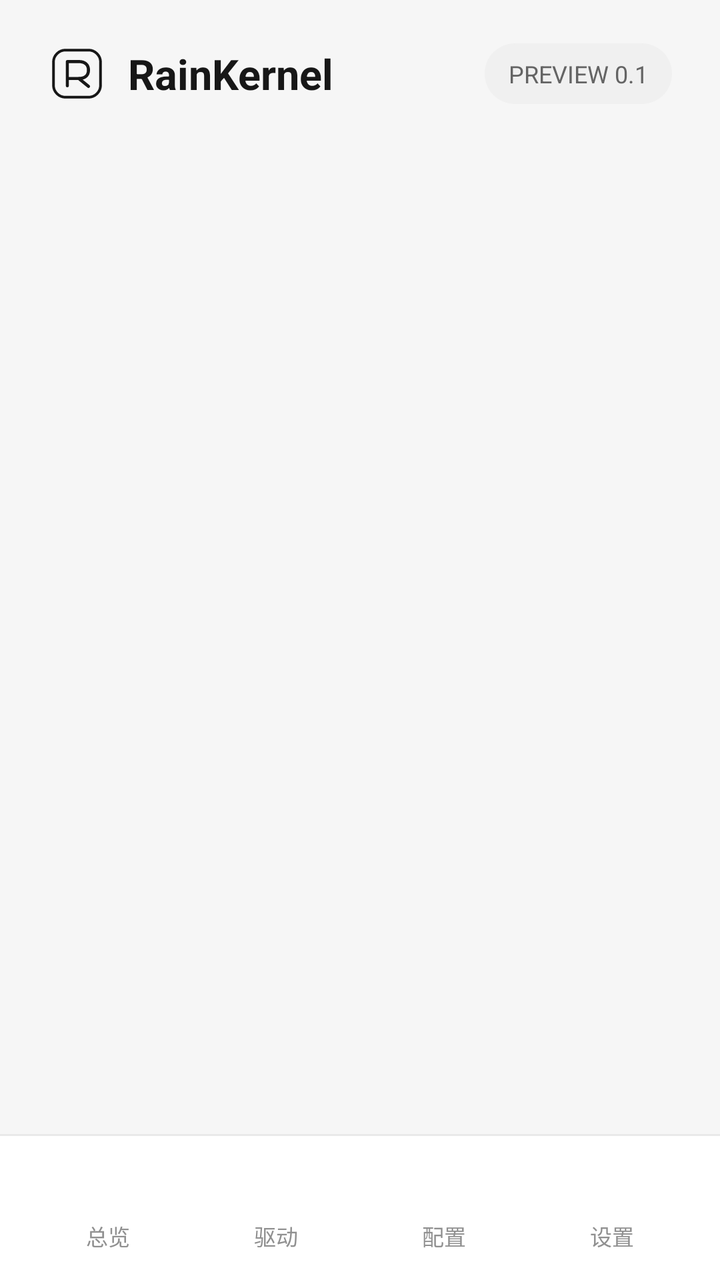
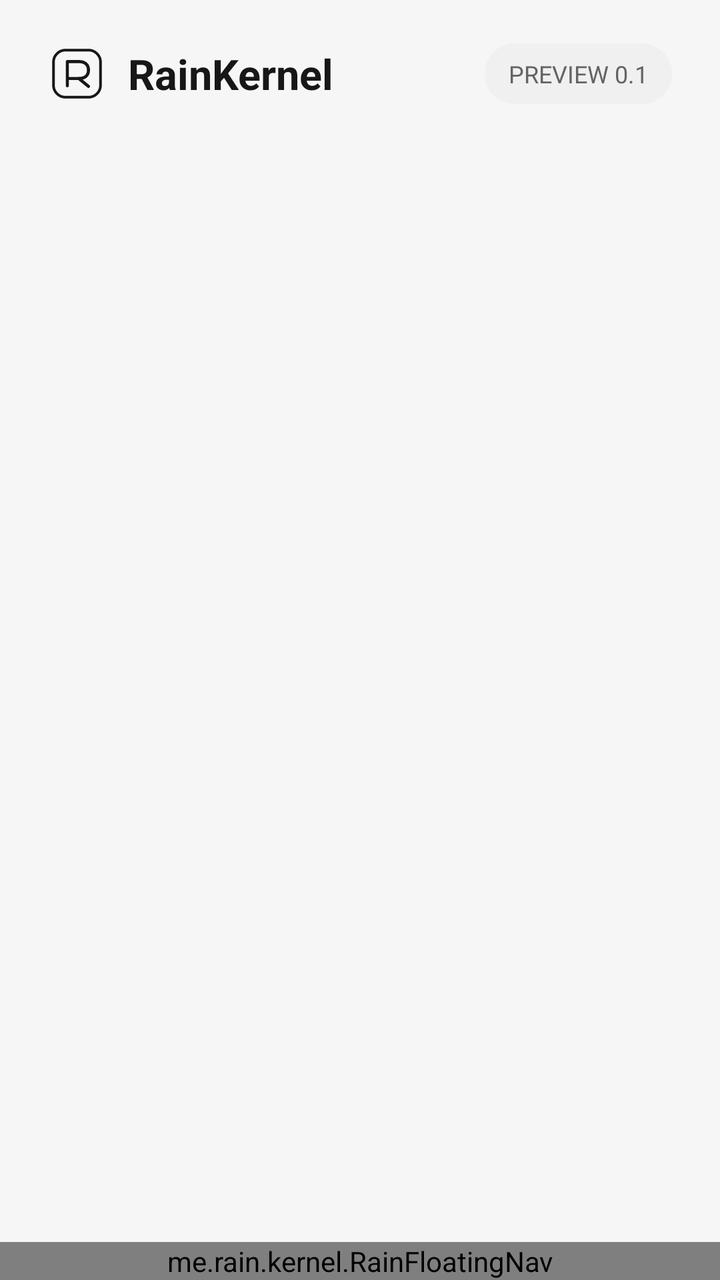

Before-and-after screenshots of an Android layout around one commit, followed by the original layout XML and the change that was made.
<!-- AndroidManifest.xml: activity theme Theme.RainKernel.MiuiX -->
<!-- res/layout/activity_home.xml -->
<?xml version="1.0" encoding="utf-8"?>
<LinearLayout xmlns:android="http://schemas.android.com/apk/res/android"
    android:id="@+id/home_root"
    android:layout_width="match_parent"
    android:layout_height="match_parent"
    android:orientation="vertical"
    android:background="@color/page_background">

    <LinearLayout
        android:layout_width="match_parent"
        android:layout_height="74dp"
        android:gravity="center_vertical"
        android:paddingStart="24dp"
        android:paddingEnd="24dp"
        android:orientation="horizontal">
        <ImageView
            android:layout_width="29dp"
            android:layout_height="29dp"
            android:src="@drawable/rainkernel_logo"
            android:tint="@color/text_primary"
            android:contentDescription="@null" />
        <TextView
            android:layout_width="0dp"
            android:layout_height="wrap_content"
            android:layout_weight="1"
            android:layout_marginStart="11dp"
            android:text="@string/app_name"
            android:textColor="@color/text_primary"
            android:textStyle="bold"
            android:textSize="21sp" />
        <TextView
            android:layout_width="wrap_content"
            android:layout_height="wrap_content"
            android:background="@drawable/bg_chip"
            android:paddingStart="12dp"
            android:paddingEnd="12dp"
            android:paddingTop="7dp"
            android:paddingBottom="7dp"
            android:text="@string/version_label"
            android:textColor="@color/text_secondary"
            android:textSize="12sp" />
    </LinearLayout>

    <FrameLayout
        android:id="@+id/content_host"
        android:layout_width="match_parent"
        android:layout_height="0dp"
        android:layout_weight="1" />

    <View android:layout_width="match_parent" android:layout_height="1dp" android:background="@color/line_color" />

    <LinearLayout
        android:layout_width="match_parent"
        android:layout_height="72dp"
        android:paddingStart="12dp"
        android:paddingEnd="12dp"
        android:gravity="center"
        android:orientation="horizontal"
        android:background="@color/card_background">
        <LinearLayout android:id="@+id/tab_overview" style="@style/RK_NavItem">
            <ImageView android:id="@+id/icon_overview" style="@style/RK_NavIcon" android:src="@drawable/ic_overview" />
            <TextView android:id="@+id/label_overview" style="@style/RK_NavLabel" android:text="@string/tab_overview" />
        </LinearLayout>
        <LinearLayout android:id="@+id/tab_drivers" style="@style/RK_NavItem">
            <ImageView android:id="@+id/icon_drivers" style="@style/RK_NavIcon" android:src="@drawable/ic_drivers" />
            <TextView android:id="@+id/label_drivers" style="@style/RK_NavLabel" android:text="@string/tab_drivers" />
        </LinearLayout>
        <LinearLayout android:id="@+id/tab_profiles" style="@style/RK_NavItem">
            <ImageView android:id="@+id/icon_profiles" style="@style/RK_NavIcon" android:src="@drawable/ic_profiles" />
            <TextView android:id="@+id/label_profiles" style="@style/RK_NavLabel" android:text="@string/tab_profiles" />
        </LinearLayout>
        <LinearLayout android:id="@+id/tab_settings" style="@style/RK_NavItem">
            <ImageView android:id="@+id/icon_settings" style="@style/RK_NavIcon" android:src="@drawable/ic_settings" />
            <TextView android:id="@+id/label_settings" style="@style/RK_NavLabel" android:text="@string/tab_settings" />
        </LinearLayout>
    </LinearLayout>
</LinearLayout>
<!-- resources referenced by this layout -->
<resources>
  <color name="card_background">#FFFFFFFF</color>
  <color name="line_color">#E9E9E9</color>
  <color name="page_background">#F6F6F6</color>
  <color name="text_primary">#171717</color>
  <color name="text_secondary">#646464</color>
  <!-- drawable bg_chip (drawable) -->
  <shape xmlns:android="http://schemas.android.com/apk/res/android">
      <solid android:color="@color/chip_background" />
      <corners android:radius="99dp" />
  </shape>
  <!-- drawable ic_drivers (drawable) -->
  <vector xmlns:android="http://schemas.android.com/apk/res/android" android:width="24dp" android:height="24dp" android:viewportWidth="24" android:viewportHeight="24">
      <path android:strokeColor="#FFFFFFFF" android:strokeWidth="1.8" android:strokeLineCap="round" android:strokeLineJoin="round" android:fillColor="@android:color/transparent" android:pathData="M4,6 L12,2 L20,6 L12,10 Z M4,12 L12,16 L20,12 M4,18 L12,22 L20,18" />
  </vector>
  <!-- drawable ic_overview (drawable) -->
  <vector xmlns:android="http://schemas.android.com/apk/res/android" android:width="24dp" android:height="24dp" android:viewportWidth="24" android:viewportHeight="24">
      <path android:strokeColor="#FFFFFFFF" android:strokeWidth="1.8" android:strokeLineCap="round" android:strokeLineJoin="round" android:fillColor="@android:color/transparent" android:pathData="M3,10.5 L12,3 L21,10.5 L21,20 L14.5,20 L14.5,14 L9.5,14 L9.5,20 L3,20 Z" />
  </vector>
  <!-- drawable ic_profiles (drawable) -->
  <vector xmlns:android="http://schemas.android.com/apk/res/android" android:width="24dp" android:height="24dp" android:viewportWidth="24" android:viewportHeight="24">
      <path android:strokeColor="#FFFFFFFF" android:strokeWidth="1.8" android:strokeLineCap="round" android:fillColor="@android:color/transparent" android:pathData="M4,7 L20,7 M4,12 L20,12 M4,17 L20,17 M9,4 L9,10 M15,9 L15,15 M9,14 L9,20" />
  </vector>
  <!-- drawable ic_settings (drawable) -->
  <vector xmlns:android="http://schemas.android.com/apk/res/android" android:width="24dp" android:height="24dp" android:viewportWidth="24" android:viewportHeight="24">
      <path android:strokeColor="#FFFFFFFF" android:strokeWidth="1.8" android:strokeLineCap="round" android:strokeLineJoin="round" android:fillColor="@android:color/transparent" android:pathData="M12,3 A9,9 0,1 1,12 21 A9,9 0,1 1,12 3 M12,9 A3,3 0,1 1,12 15 A3,3 0,1 1,12 9" />
  </vector>
  <string name="app_name">RainKernel</string>
  <string name="tab_drivers">驱动</string>
  <string name="tab_overview">总览</string>
  <string name="tab_profiles">配置</string>
  <string name="tab_settings">设置</string>
  <string name="version_label">PREVIEW 0.1</string>
  <style name="RK_NavIcon">
          <item name="android:layout_width">23dp</item>
          <item name="android:layout_height">23dp</item>
          <item name="android:contentDescription">@null</item>
      </style>
  <style name="RK_NavItem">
          <item name="android:layout_width">0dp</item>
          <item name="android:layout_height">match_parent</item>
          <item name="android:layout_weight">1</item>
          <item name="android:orientation">vertical</item>
          <item name="android:gravity">center</item>
          <item name="android:clickable">true</item>
          <item name="android:focusable">true</item>
      </style>
  <style name="RK_NavLabel">
          <item name="android:layout_width">wrap_content</item>
          <item name="android:layout_height">wrap_content</item>
          <item name="android:layout_marginTop">5dp</item>
          <item name="android:textSize">11sp</item>
          <item name="android:textColor">@color/text_tertiary</item>
      </style>
  <color name="chip_background">#F0F0F0</color>
  <color name="text_tertiary">#909090</color>
  <!-- unchanged entries left out for length: 2 -->
</resources>

<!-- the commit's change to res/layout/activity_home.xml (unified diff, before → after) -->
@@ -1,77 +1,63 @@
 <?xml version="1.0" encoding="utf-8"?>
-<LinearLayout xmlns:android="http://schemas.android.com/apk/res/android"
+<FrameLayout xmlns:android="http://schemas.android.com/apk/res/android"
     android:id="@+id/home_root"
     android:layout_width="match_parent"
     android:layout_height="match_parent"
-    android:orientation="vertical"
-    android:background="@color/page_background">
+    android:background="@color/page_background"
+    android:clipChildren="false"
+    android:clipToPadding="false">
 
     <LinearLayout
         android:layout_width="match_parent"
-        android:layout_height="74dp"
-        android:gravity="center_vertical"
-        android:paddingStart="24dp"
-        android:paddingEnd="24dp"
-        android:orientation="horizontal">
-        <ImageView
-            android:layout_width="29dp"
-            android:layout_height="29dp"
-            android:src="@drawable/rainkernel_logo"
-            android:tint="@color/text_primary"
-            android:contentDescription="@null" />
-        <TextView
-            android:layout_width="0dp"
-            android:layout_height="wrap_content"
-            android:layout_weight="1"
-            android:layout_marginStart="11dp"
-            android:text="@string/app_name"
-            android:textColor="@color/text_primary"
-            android:textStyle="bold"
-            android:textSize="21sp" />
-        <TextView
-            android:layout_width="wrap_content"
-            android:layout_height="wrap_content"
-            android:background="@drawable/bg_chip"
-            android:paddingStart="12dp"
-            android:paddingEnd="12dp"
-            android:paddingTop="7dp"
-            android:paddingBottom="7dp"
-            android:text="@string/version_label"
-            android:textColor="@color/text_secondary"
-            android:textSize="12sp" />
+        android:layout_height="match_parent"
+        android:orientation="vertical">
+
+        <LinearLayout
+            android:layout_width="match_parent"
+            android:layout_height="74dp"
+            android:gravity="center_vertical"
+            android:paddingStart="24dp"
+            android:paddingEnd="24dp"
+            android:orientation="horizontal">
+            <ImageView
+                android:layout_width="29dp"
+                android:layout_height="29dp"
+                android:src="@drawable/rainkernel_logo"
+                android:tint="@color/text_primary"
+                android:contentDescription="@null" />
+            <TextView
+                android:layout_width="0dp"
+                android:layout_height="wrap_content"
+                android:layout_weight="1"
+                android:layout_marginStart="11dp"
+                android:text="@string/app_name"
+                android:textColor="@color/text_primary"
+                android:textStyle="bold"
+                android:textSize="21sp" />
+            <TextView
+                android:layout_width="wrap_content"
+                android:layout_height="wrap_content"
+                android:background="@drawable/bg_chip"
+                android:paddingStart="12dp"
+                android:paddingEnd="12dp"
+                android:paddingTop="7dp"
+                android:paddingBottom="7dp"
+                android:text="@string/version_label"
+                android:textColor="@color/text_secondary"
+                android:textSize="12sp" />
+        </LinearLayout>
+
+        <FrameLayout
+            android:id="@+id/content_host"
+            android:layout_width="match_parent"
+            android:layout_height="0dp"
+            android:layout_weight="1" />
     </LinearLayout>
 
-    <FrameLayout
-        android:id="@+id/content_host"
+    <me.rain.kernel.RainFloatingNav
+        android:id="@+id/floating_navigation"
         android:layout_width="match_parent"
-        android:layout_height="0dp"
-        android:layout_weight="1" />
-
-    <View android:layout_width="match_parent" android:layout_height="1dp" android:background="@color/line_color" />
-
-    <LinearLayout
-        android:layout_width="match_parent"
-        android:layout_height="72dp"
-        android:paddingStart="12dp"
-        android:paddingEnd="12dp"
-        android:gravity="center"
-        android:orientation="horizontal"
-        android:background="@color/card_background">
-        <LinearLayout android:id="@+id/tab_overview" style="@style/RK_NavItem">
-            <ImageView android:id="@+id/icon_overview" style="@style/RK_NavIcon" android:src="@drawable/ic_overview" />
-            <TextView android:id="@+id/label_overview" style="@style/RK_NavLabel" android:text="@string/tab_overview" />
-        </LinearLayout>
-        <LinearLayout android:id="@+id/tab_drivers" style="@style/RK_NavItem">
-            <ImageView android:id="@+id/icon_drivers" style="@style/RK_NavIcon" android:src="@drawable/ic_drivers" />
-            <TextView android:id="@+id/label_drivers" style="@style/RK_NavLabel" android:text="@string/tab_drivers" />
-        </LinearLayout>
-        <LinearLayout android:id="@+id/tab_profiles" style="@style/RK_NavItem">
-            <ImageView android:id="@+id/icon_profiles" style="@style/RK_NavIcon" android:src="@drawable/ic_profiles" />
-            <TextView android:id="@+id/label_profiles" style="@style/RK_NavLabel" android:text="@string/tab_profiles" />
-        </LinearLayout>
-        <LinearLayout android:id="@+id/tab_settings" style="@style/RK_NavItem">
-            <ImageView android:id="@+id/icon_settings" style="@style/RK_NavIcon" android:src="@drawable/ic_settings" />
-            <TextView android:id="@+id/label_settings" style="@style/RK_NavLabel" android:text="@string/tab_settings" />
-        </LinearLayout>
-    </LinearLayout>
-</LinearLayout>
+        android:layout_height="wrap_content"
+        android:layout_gravity="bottom|center_horizontal"
+        android:background="@android:color/transparent" />
+</FrameLayout>
<!-- resource entries referenced after the edit -->
@@ -1,7 +1,5 @@
 <!-- resources referenced by this layout -->
 <resources>
-  <color name="card_background">#FFFFFFFF</color>
-  <color name="line_color">#E9E9E9</color>
   <color name="page_background">#F6F6F6</color>
   <color name="text_primary">#171717</color>
   <color name="text_secondary">#646464</color>
@@ -10,51 +8,9 @@
       <solid android:color="@color/chip_background" />
       <corners android:radius="99dp" />
   </shape>
-  <!-- drawable ic_drivers (drawable) -->
-  <vector xmlns:android="http://schemas.android.com/apk/res/android" android:width="24dp" android:height="24dp" android:viewportWidth="24" android:viewportHeight="24">
-      <path android:strokeColor="#FFFFFFFF" android:strokeWidth="1.8" android:strokeLineCap="round" android:strokeLineJoin="round" android:fillColor="@android:color/transparent" android:pathData="M4,6 L12,2 L20,6 L12,10 Z M4,12 L12,16 L20,12 M4,18 L12,22 L20,18" />
-  </vector>
-  <!-- drawable ic_overview (drawable) -->
-  <vector xmlns:android="http://schemas.android.com/apk/res/android" android:width="24dp" android:height="24dp" android:viewportWidth="24" android:viewportHeight="24">
-      <path android:strokeColor="#FFFFFFFF" android:strokeWidth="1.8" android:strokeLineCap="round" android:strokeLineJoin="round" android:fillColor="@android:color/transparent" android:pathData="M3,10.5 L12,3 L21,10.5 L21,20 L14.5,20 L14.5,14 L9.5,14 L9.5,20 L3,20 Z" />
-  </vector>
-  <!-- drawable ic_profiles (drawable) -->
-  <vector xmlns:android="http://schemas.android.com/apk/res/android" android:width="24dp" android:height="24dp" android:viewportWidth="24" android:viewportHeight="24">
-      <path android:strokeColor="#FFFFFFFF" android:strokeWidth="1.8" android:strokeLineCap="round" android:fillColor="@android:color/transparent" android:pathData="M4,7 L20,7 M4,12 L20,12 M4,17 L20,17 M9,4 L9,10 M15,9 L15,15 M9,14 L9,20" />
-  </vector>
-  <!-- drawable ic_settings (drawable) -->
-  <vector xmlns:android="http://schemas.android.com/apk/res/android" android:width="24dp" android:height="24dp" android:viewportWidth="24" android:viewportHeight="24">
-      <path android:strokeColor="#FFFFFFFF" android:strokeWidth="1.8" android:strokeLineCap="round" android:strokeLineJoin="round" android:fillColor="@android:color/transparent" android:pathData="M12,3 A9,9 0,1 1,12 21 A9,9 0,1 1,12 3 M12,9 A3,3 0,1 1,12 15 A3,3 0,1 1,12 9" />
-  </vector>
   <string name="app_name">RainKernel</string>
-  <string name="tab_drivers">驱动</string>
-  <string name="tab_overview">总览</string>
-  <string name="tab_profiles">配置</string>
-  <string name="tab_settings">设置</string>
   <string name="version_label">PREVIEW 0.1</string>
-  <style name="RK_NavIcon">
-          <item name="android:layout_width">23dp</item>
-          <item name="android:layout_height">23dp</item>
-          <item name="android:contentDescription">@null</item>
-      </style>
-  <style name="RK_NavItem">
-          <item name="android:layout_width">0dp</item>
-          <item name="android:layout_height">match_parent</item>
-          <item name="android:layout_weight">1</item>
-          <item name="android:orientation">vertical</item>
-          <item name="android:gravity">center</item>
-          <item name="android:clickable">true</item>
-          <item name="android:focusable">true</item>
-      </style>
-  <style name="RK_NavLabel">
-          <item name="android:layout_width">wrap_content</item>
-          <item name="android:layout_height">wrap_content</item>
-          <item name="android:layout_marginTop">5dp</item>
-          <item name="android:textSize">11sp</item>
-          <item name="android:textColor">@color/text_tertiary</item>
-      </style>
   <color name="chip_background">#F0F0F0</color>
-  <color name="text_tertiary">#909090</color>
   <!-- unchanged entries left out for length: 2 -->
 </resources>
 
